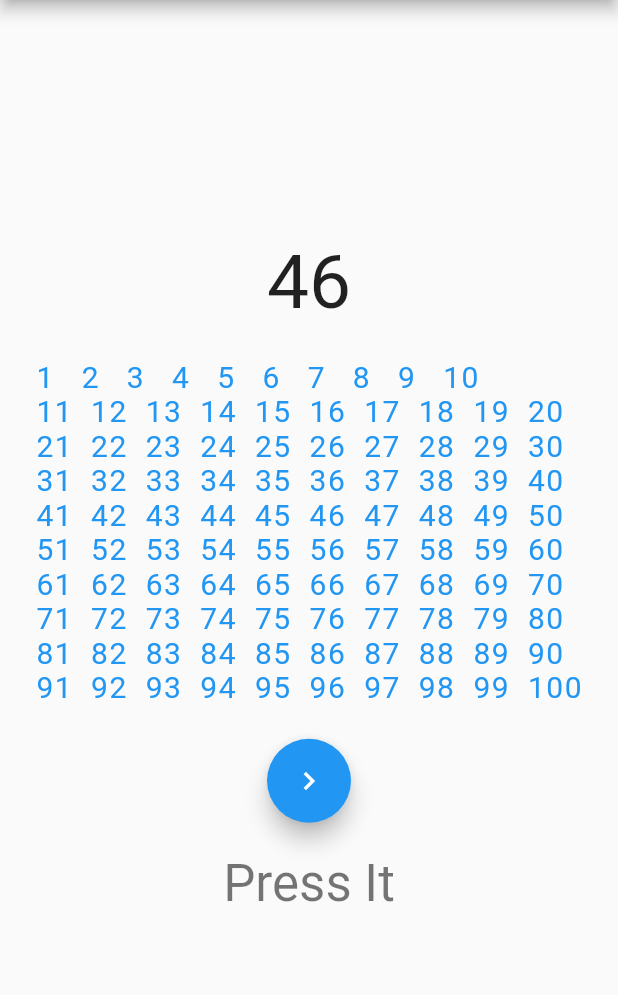
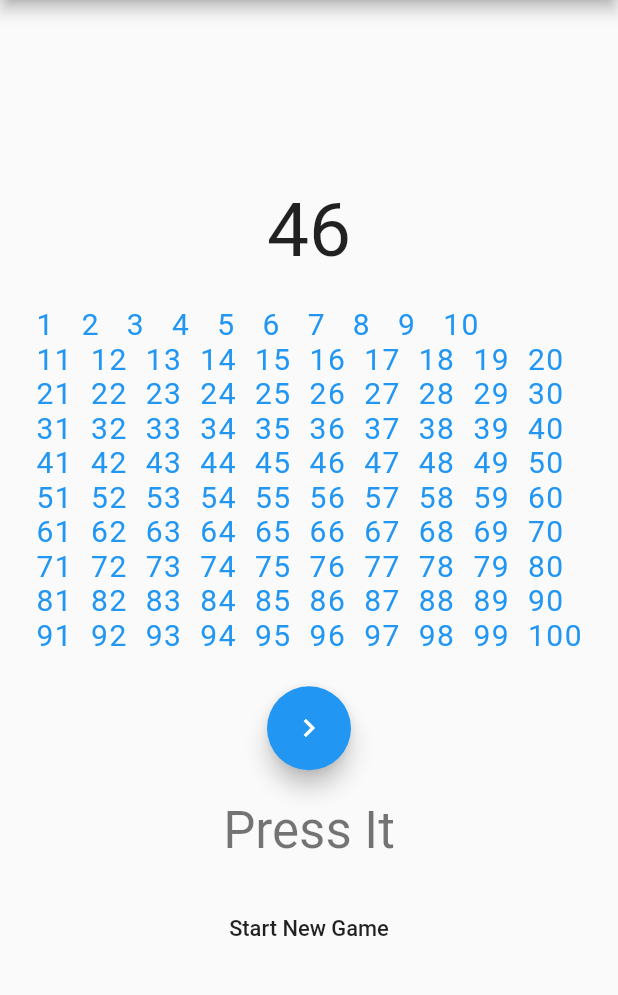
Before and after one commit to aryan29/Flutter-CheatTambola, a Flutter app: the screen it shows after launch, on a phone screen of 412 x 824 dp, the part 84-1079 px from its top. Run offline on Flutter 3.47's test engine with Material 2 defaults, Android fonts, the phone set to English and light mode, and no system bars; Roboto replaces fonts that are missing (Horizon).

Commit message:
Tambola Simple Game Done

```diff
--- a/lib/main.dart
+++ b/lib/main.dart
@@ -52,7 +52,16 @@ class _MyHomePageState extends State<MyHomePage> {
     }
   }
 
-  String numbers() {}
+  void init() {
+    for (int i = 1; i <= 100; i++) {
+      mp[i] = 0;
+      setState(() {
+        mp[i] = 0;
+        cur = "";
+      });
+    }
+  }
+
   Color getcolor(int x) {
     if (mp[x] == 1)
       return Colors.red;
@@ -73,11 +82,13 @@ class _MyHomePageState extends State<MyHomePage> {
             SizedBox(
                 height: 50.0,
                 width: double.infinity,
-                child: Text(cur,
+                child: Text(
+                  cur,
                   style: TextStyle(
                     fontSize: 50.0,
                     fontFamily: "Horizon",
-                  ),textAlign: TextAlign.center,
+                  ),
+                  textAlign: TextAlign.center,
                 )),
             Padding(padding: EdgeInsets.only(bottom: 30.0)),
             RichText(
@@ -118,6 +129,18 @@ class _MyHomePageState extends State<MyHomePage> {
               'Press It',
               style: Theme.of(context).textTheme.display1,
             ),
+            SizedBox(height: 20),
+            Container(
+              height:50.0,
+              width:200.0,
+              child:FittedBox(
+              child:FlatButton(
+              autofocus: true,
+              onPressed: init,
+              child: Text("Start New Game"),
+            ),
+              )
+            )
           ],
         ),
       ),
```
